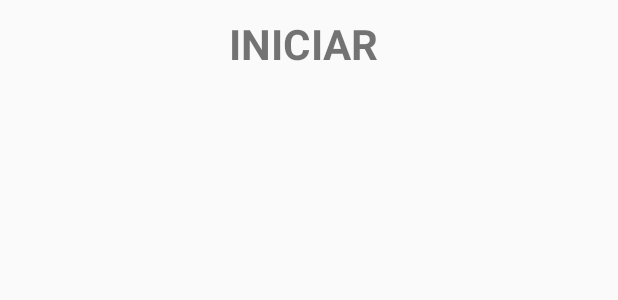
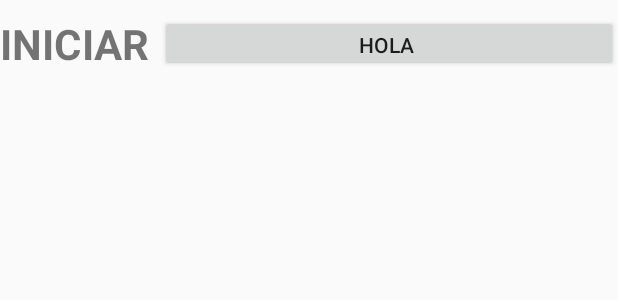
Before and after one commit to piparci/FreeMercR, an Android app: the layout activity_registros.xml on its own in the app's theme, with its tools: preview values and no code run, on a phone screen of 412 x 824 dp. Shown: the top 300 px of the screen. Run offline under Robolectric (Android 15) with nearby library versions, the phone set to English and light mode, and no system bars.

Commit message:
sebas cambio boton

```diff
--- a/app/src/main/res/layout/activity_registros.xml
+++ b/app/src/main/res/layout/activity_registros.xml
@@ -20,7 +20,16 @@
         android:text="INICIAR "
         android:textSize="28sp"
         android:textStyle="bold" />
+
+    <Button
+        android:layout_width="match_parent"
+        android:layout_height="match_parent"
+        android:text="hola ">
+    </Button>
+
   </LinearLayout>
 
 
+
+
 </LinearLayout>
```
